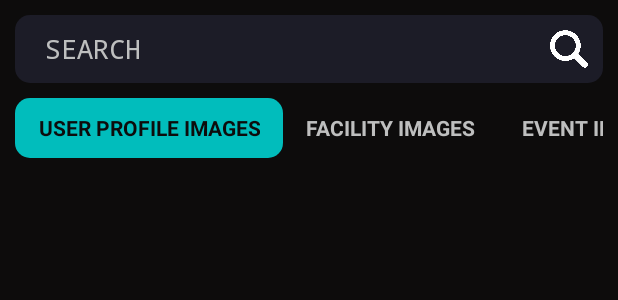
After one commit to CMPUT301F24gengar/gengar-draw, an Android app: the layout fragment_admin_images.xml on its own in the app's theme, with its tools: preview values and no code run, on a phone screen of 412 x 824 dp. The commit adds this screen. Shown: the top 300 px of the screen. Run offline under Robolectric (Android 15) with nearby library versions, the phone set to English and light mode, and no system bars.

Commit message:
Added layout file for searching through images

```diff
--- /dev/null
+++ b/app/src/main/java/Fragments/admin_images.java
@@ -0,0 +1,66 @@
+package Fragments;
+
+import android.os.Bundle;
+
+import androidx.fragment.app.Fragment;
+
+import android.view.LayoutInflater;
+import android.view.View;
+import android.view.ViewGroup;
+
+import com.example.gengardraw.R;
+
+/**
+ * A simple {@link Fragment} subclass.
+ * Use the {@link admin_images#newInstance} factory method to
+ * create an instance of this fragment.
+ */
+public class admin_images extends Fragment {
+
+    // TODO: Rename parameter arguments, choose names that match
+    // the fragment initialization parameters, e.g. ARG_ITEM_NUMBER
+    private static final String ARG_PARAM1 = "param1";
+    private static final String ARG_PARAM2 = "param2";
+
+    // TODO: Rename and change types of parameters
+    private String mParam1;
+    private String mParam2;
+
+    public admin_images() {
+        // Required empty public constructor
+    }
+
+    /**
+     * Use this factory method to create a new instance of
+     * this fragment using the provided parameters.
+     *
+     * @param param1 Parameter 1.
+     * @param param2 Parameter 2.
+     * @return A new instance of fragment admin_images.
+     */
+    // TODO: Rename and change types and number of parameters
+    public static admin_images newInstance(String param1, String param2) {
+        admin_images fragment = new admin_images();
+        Bundle args = new Bundle();
+        args.putString(ARG_PARAM1, param1);
+        args.putString(ARG_PARAM2, param2);
+        fragment.setArguments(args);
+        return fragment;
+    }
+
+    @Override
+    public void onCreate(Bundle savedInstanceState) {
+        super.onCreate(savedInstanceState);
+        if (getArguments() != null) {
+            mParam1 = getArguments().getString(ARG_PARAM1);
+            mParam2 = getArguments().getString(ARG_PARAM2);
+        }
+    }
+
+    @Override
+    public View onCreateView(LayoutInflater inflater, ViewGroup container,
+                             Bundle savedInstanceState) {
+        // Inflate the layout for this fragment
+        return inflater.inflate(R.layout.fragment_admin_images, container, false);
+    }
+}
--- /dev/null
+++ b/app/src/main/res/layout/fragment_admin_images.xml
@@ -0,0 +1,108 @@
+<LinearLayout xmlns:android="http://schemas.android.com/apk/res/android"
+    xmlns:tools="http://schemas.android.com/tools"
+    android:layout_width="match_parent"
+    android:layout_height="match_parent"
+    android:background="@color/black1"
+    android:gravity="center|top"
+    android:orientation="vertical"
+    tools:context="Fragments.admin_images">
+
+    <FrameLayout
+        android:layout_width="match_parent"
+        android:layout_height="45dp"
+        android:layout_margin="10dp"
+        android:background="@drawable/rounded_corner"
+        android:backgroundTint="@color/black2">
+
+        <EditText
+            android:id="@+id/admin_images_search_bar"
+            style="@style/main"
+            android:layout_width="match_parent"
+            android:layout_height="match_parent"
+            android:layout_gravity="center|start"
+            android:layout_marginStart="20dp"
+            android:layout_marginEnd="45dp"
+            android:background="@drawable/rounded_corner"
+            android:hint="@string/search"
+            android:textColor="@color/white"
+            android:textColorHint="@color/grey"
+            android:textSize="18sp" />
+
+        <ImageView
+            android:id="@+id/admin_images_search_button"
+            android:layout_width="45dp"
+            android:layout_height="match_parent"
+            android:layout_gravity="center|end"
+            android:contentDescription="@string/todo"
+            android:padding="10dp"
+            android:src="@drawable/search" />
+    </FrameLayout>
+
+    <HorizontalScrollView
+        android:layout_marginStart="10dp"
+        android:layout_marginEnd="10dp"
+        android:layout_width="wrap_content"
+        android:layout_gravity="start"
+        android:scrollbarSize="0dp"
+        android:layout_marginTop="0dp"
+        android:layout_marginBottom="10dp"
+        android:layout_height="40dp">
+
+        <LinearLayout
+            android:layout_width="wrap_content"
+            android:gravity="start|center"
+            android:layout_height="match_parent">
+
+            <TextView
+                android:layout_width="wrap_content"
+                android:layout_height="match_parent"
+                android:gravity="center"
+                android:paddingStart="15dp"
+                android:paddingEnd="15dp"
+                android:background="@drawable/rounded_corner"
+                android:backgroundTint="@color/blue"
+                android:text="@string/user_profile_images"
+                android:textSize="14sp"
+                android:textStyle="bold"
+                android:textColor="@color/black1" />
+            <TextView
+                android:layout_width="wrap_content"
+                android:layout_height="match_parent"
+                android:paddingStart="15dp"
+                android:paddingEnd="15dp"
+                android:gravity="center"
+                android:textStyle="bold"
+                android:text="@string/facility_images"
+                android:textSize="14sp"
+                android:textColor="@color/grey" />
+            <TextView
+                android:layout_width="wrap_content"
+                android:layout_height="match_parent"
+                android:textStyle="bold"
+                android:paddingStart="15dp"
+                android:paddingEnd="15dp"
+                android:gravity="center"
+                android:text="@string/event_images"
+                android:textSize="14sp"
+                android:textColor="@color/grey" />
+
+        </LinearLayout>
+
+    </HorizontalScrollView>
+
+    <androidx.recyclerview.widget.RecyclerView
+        android:id="@+id/admin_user_profile_images_list"
+        android:layout_width="match_parent"
+        android:layout_height="match_parent" />
+
+    <androidx.recyclerview.widget.RecyclerView
+        android:id="@+id/admin_facility_images_list"
+        android:layout_width="match_parent"
+        android:layout_height="match_parent" />
+
+    <androidx.recyclerview.widget.RecyclerView
+        android:id="@+id/admin_event_images_list"
+        android:layout_width="match_parent"
+        android:layout_height="match_parent" />
+
+</LinearLayout>
--- a/app/src/main/res/values/strings.xml
+++ b/app/src/main/res/values/strings.xml
@@ -42,4 +42,7 @@
     <string name="you_are_not_an_organizer_would_you_like_to_create_a_facility">YOU ARE NOT AN ORGANIZER. WOULD YOU LIKE TO CREATE A FACILITY?</string>
     <string name="proceed">PROCEED</string>
     <string name="search">SEARCH</string>
+    <string name="user_profile_images">USER PROFILE IMAGES</string>
+    <string name="facility_images">FACILITY IMAGES</string>
+    <string name="event_images">EVENT IMAGES</string>
 </resources>
```
